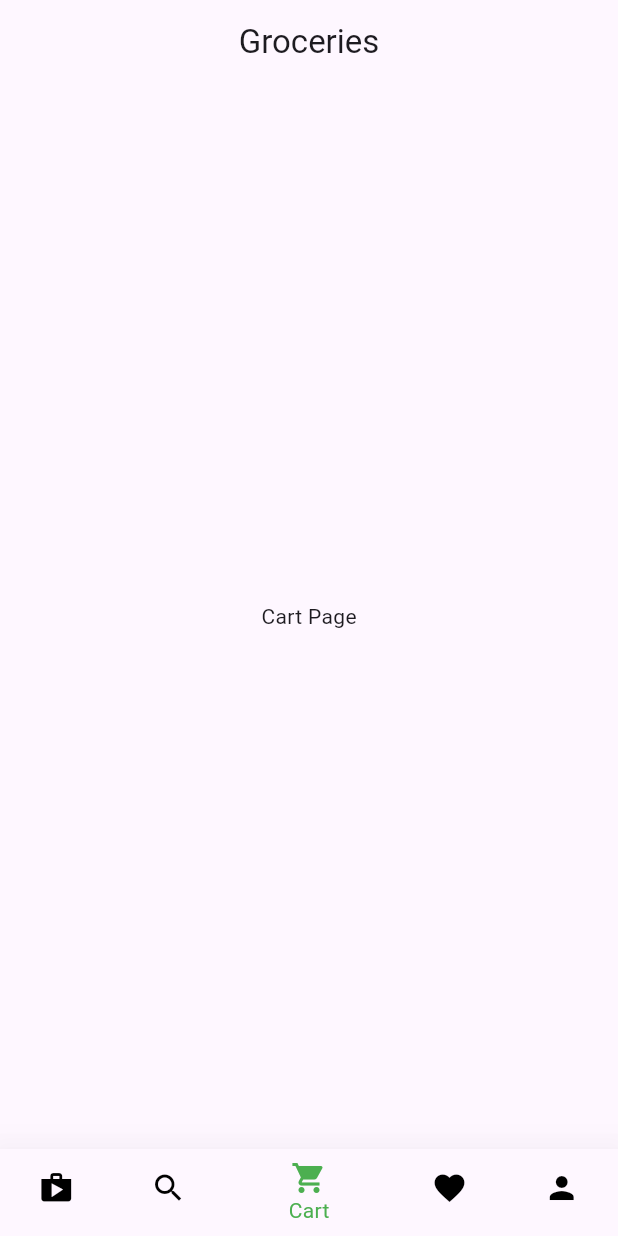
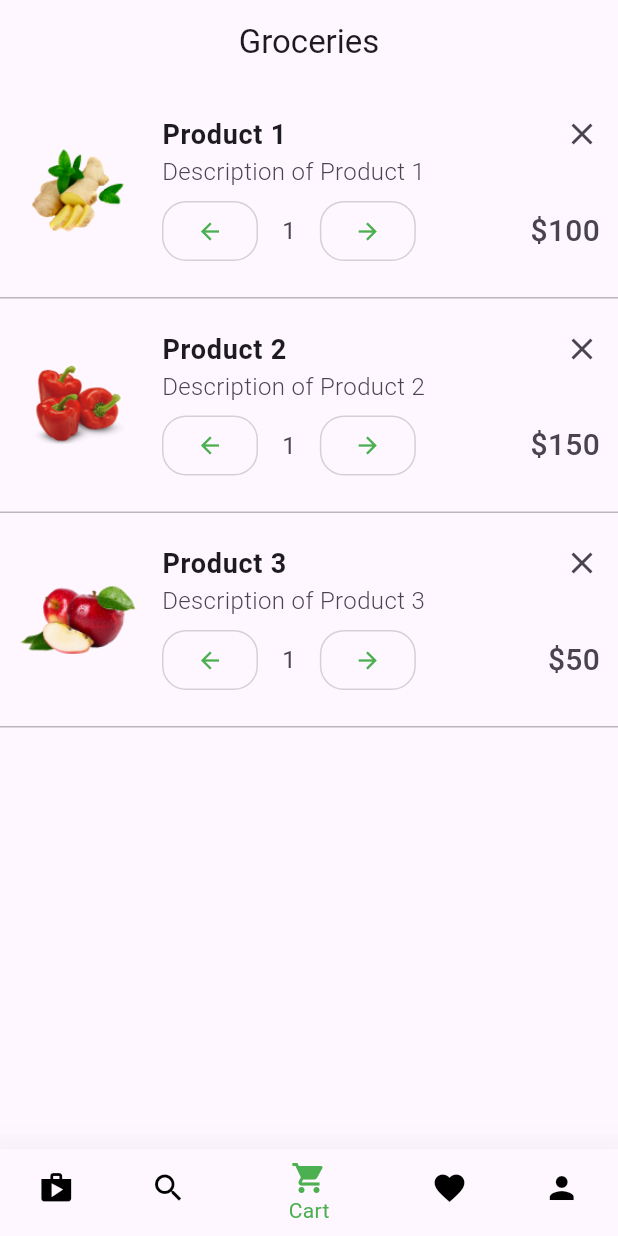
Before and after one commit to 1CL0UD/e_commerce_app, a Flutter app: the screen it shows after launch, item 3 of the bottom bar chosen, on a phone screen of 412 x 824 dp. Run offline on Flutter 3.47's test engine with Material 3 defaults, Android fonts, the phone set to English and light mode, and no system bars.

Commit message:
cart page done

```diff
--- a/lib/pages/cart_page.dart
+++ b/lib/pages/cart_page.dart
@@ -1,12 +1,167 @@
 import 'package:flutter/material.dart';
 
 class CartPage extends StatelessWidget {
-  const CartPage({super.key});
+  CartPage({super.key});
+
+  final List<Map<String, dynamic>> products = [
+    {
+      'image': 'assets/images/fruit_images/fruit (1).png',
+      'name': 'Product 1',
+      'price': '\$100',
+      'description': 'Description of Product 1',
+    },
+    {
+      'image': 'assets/images/fruit_images/fruit (2).png',
+      'name': 'Product 2',
+      'price': '\$150',
+      'description': 'Description of Product 2',
+    },
+    {
+      'image': 'assets/images/fruit_images/fruit (3).png',
+      'name': 'Product 3',
+      'price': '\$50',
+      'description': 'Description of Product 3',
+    },
+  ];
 
   @override
   Widget build(BuildContext context) {
-    return const Scaffold(
-      body: Center(child: Text('Cart Page')),
+    return Scaffold(
+      body: SingleChildScrollView(
+        scrollDirection: Axis.vertical,
+        child: Column(
+          crossAxisAlignment: CrossAxisAlignment.stretch,
+          children: List.generate(products.length, (index) {
+            return CartCard(
+              image: products[index]['image'],
+              name: products[index]['name'],
+              price: products[index]['price'],
+              description: products[index]['description'],
+            );
+          }),
+        ),
+      ),
     );
   }
 }
+
+class CartCard extends StatelessWidget {
+  final String image;
+  final String name;
+  final String price;
+  final String description;
+
+  const CartCard({
+    Key? key,
+    required this.image,
+    required this.name,
+    required this.price,
+    required this.description,
+  }) : super(key: key);
+
+  @override
+  Widget build(BuildContext context) {
+    return Container(
+      decoration: BoxDecoration(
+        border: Border(
+          bottom: BorderSide(
+              color: Theme.of(context).dividerColor.withOpacity(0.5)),
+        ),
+      ),
+      child: ListTile(
+        contentPadding: const EdgeInsets.all(12),
+        leading: SizedBox(
+          width: 80.0,
+          child: Image.asset(
+            image,
+            fit: BoxFit.contain,
+          ),
+        ),
+        title: Row(
+          mainAxisAlignment: MainAxisAlignment.spaceBetween,
+          children: [
+            Text(
+              name,
+              style: const TextStyle(fontWeight: FontWeight.bold, fontSize: 18),
+            ),
+            const Icon(Icons.close)
+          ],
+        ),
+        subtitle: Column(
+          crossAxisAlignment: CrossAxisAlignment.start,
+          children: [
+            Text(
+              description,
+              style: const TextStyle(fontWeight: FontWeight.w300, fontSize: 16),
+            ),
+            const SizedBox(height: 4.0),
+            Row(
+              mainAxisAlignment: MainAxisAlignment.spaceBetween,
+              children: [
+                Row(
+                  children: [
+                    ElevatedButton(
+                      onPressed: () {
+                        print('Reduce');
+                      },
+                      style: ElevatedButton.styleFrom(
+                        elevation: 0,
+                        padding: const EdgeInsets.all(0),
+                        shape: RoundedRectangleBorder(
+                          borderRadius: BorderRadius.circular(16),
+                          side: BorderSide(
+                              color: Theme.of(context)
+                                  .dividerColor
+                                  .withOpacity(0.3)),
+                        ),
+                        backgroundColor: Colors.transparent,
+                      ),
+                      child: const Icon(
+                        Icons.arrow_back,
+                        color: Colors.green,
+                      ),
+                    ),
+                    const Padding(
+                      padding:
+                          EdgeInsets.symmetric(vertical: 0, horizontal: 16),
+                      child: Text(
+                        '1',
+                        style: TextStyle(fontSize: 16),
+                      ),
+                    ),
+                    ElevatedButton(
+                      onPressed: () {
+                        print('Reduce');
+                      },
+                      style: ElevatedButton.styleFrom(
+                        padding: const EdgeInsets.all(0),
+                        elevation: 0,
+                        shape: RoundedRectangleBorder(
+                          borderRadius: BorderRadius.circular(16),
+                          side: BorderSide(
+                              color: Theme.of(context)
+                                  .dividerColor
+                                  .withOpacity(0.3)),
+                        ),
+                        backgroundColor: Colors.transparent,
+                      ),
+                      child: const Icon(
+                        Icons.arrow_forward,
+                        color: Colors.green,
+                      ),
+                    ),
+                  ],
+                ),
+                Text(
+                  price,
+                  style: const TextStyle(
+                      fontWeight: FontWeight.w500, fontSize: 20),
+                ),
+              ],
+            ),
+          ],
+        ),
+      ),
+    );
+  }
+}
```
